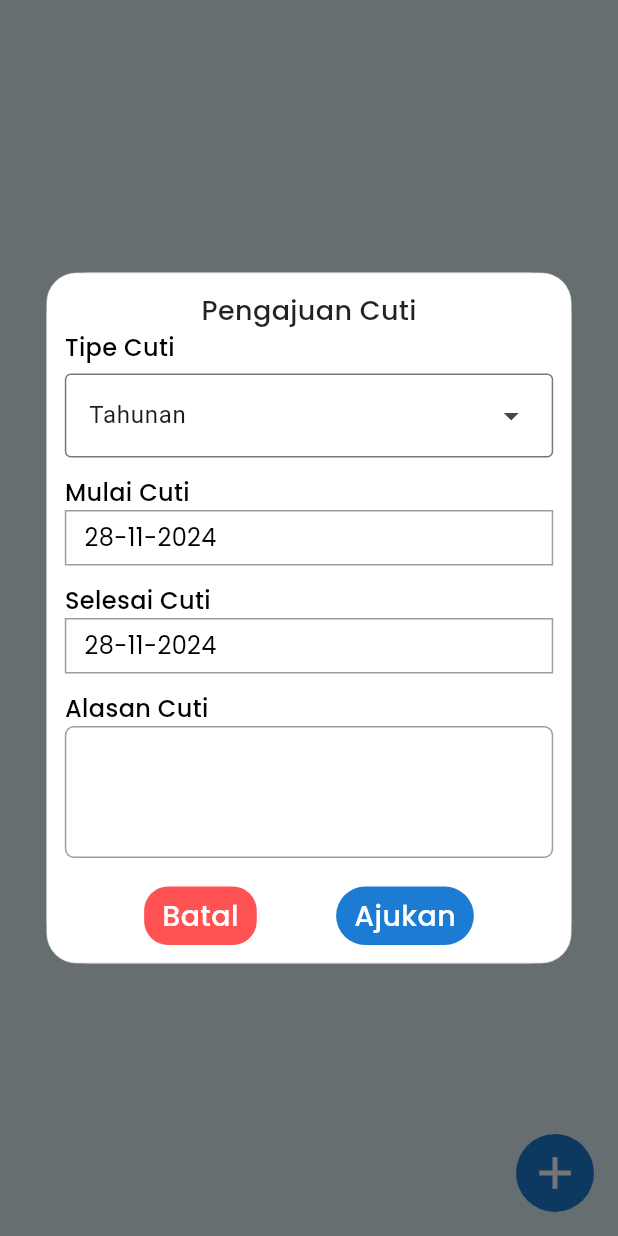
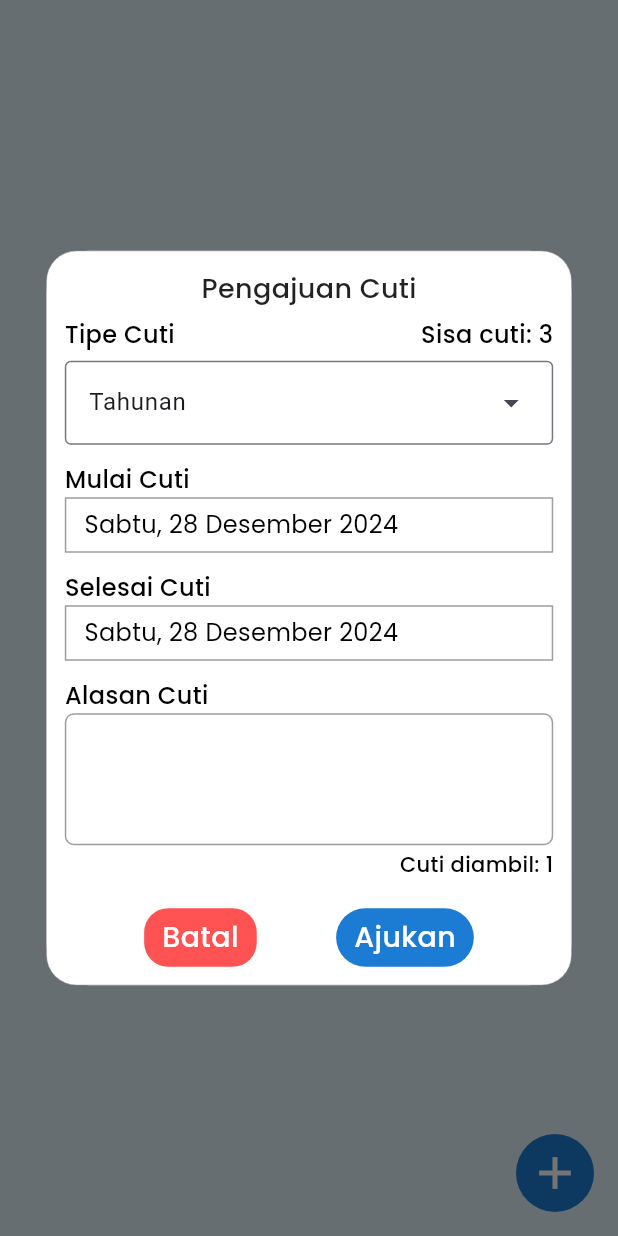
Before and after one commit to ilhmdhn/eportal, a Flutter app: the CutiPage screen opened by its route, after a tap on the "add" icon, on a phone screen of 412 x 824 dp. Run offline on Flutter 3.47's test engine with Material 3 defaults, Android fonts, the phone set to English and light mode, and no system bars; our stand-ins replace animated_text_kit, auto_size_text, cached_network_image, camera, carousel_slider, dropdown_search and 17 more; missing offline and left inert: calendar_slider, dart_jsonwebtoken; accounts and stored records are empty; network calls fail.

Commit message:
post cuti

```diff
--- a/lib/page/cuti/add_cuti_dialog.dart
+++ b/lib/page/cuti/add_cuti_dialog.dart
@@ -2,6 +2,7 @@ import 'package:eportal/assets/color/custom_color.dart';
 import 'package:eportal/style/custom_container.dart';
 import 'package:eportal/style/custom_date_picker.dart';
 import 'package:eportal/style/custom_font.dart';
+import 'package:eportal/util/converter.dart';
 import 'package:eportal/util/navigation_service.dart';
 import 'package:eportal/util/screen.dart';
 import 'package:flutter/material.dart';
@@ -9,18 +10,46 @@ import 'package:intl/intl.dart';
 
 class CutiDialog {
   static void showAddCUtiDialog(BuildContext ctx, int cutiRemaining) {
-    String date = DateFormat('dd-MM-yyyy').format(DateTime.now());
+
+    DateTime startDateTemp = DateTime.now().add(const Duration(days: 30));
+    DateTime startDate = DateTime(startDateTemp.year, startDateTemp.month, startDateTemp.day);
+    DateTime endDate = DateTime.now().add(const Duration(days: 30));
+    int pickedCount = 1;
     const List<String> listCutiType = <String>['Tahunan'];
+
+    int calculateDaysBetween(String startDate, String endDate) {
+
+      DateTime start = DateTime.parse(startDate);
+      DateTime end = DateTime.parse(endDate);
+      int difference = (end.difference(start).inDays)+1;
+
+      return difference;
+    }
+
+    DateTime limitToEndOfYear(DateTime startDate, int daysToAdd) {
+      DateTime endOfYear = DateTime(startDate.year, 12, 31);
+
+      DateTime newDate = startDate.add(Duration(days: daysToAdd - 1));
+
+      if (newDate.isAfter(endOfYear)) {
+        return endOfYear;
+      }
+
+      return newDate;
+    }
+
     showDialog(
         context: ctx,
         builder: (BuildContext ctxDialog) {
-          return AlertDialog(
-            iconPadding: EdgeInsets.all(0),
-            insetPadding: EdgeInsets.all(0),
-            titlePadding: EdgeInsets.all(0),
-            buttonPadding: EdgeInsets.all(0),
-            actionsPadding: EdgeInsets.all(0),
-            contentPadding: EdgeInsets.all(0),
+          return StatefulBuilder(
+            builder: (BuildContext ctxStateful, StateSetter setState){
+              return AlertDialog(
+            iconPadding: const EdgeInsets.all(0),
+            insetPadding: const EdgeInsets.all(0),
+            titlePadding: const EdgeInsets.all(0),
+            buttonPadding: const EdgeInsets.all(0),
+            actionsPadding: const EdgeInsets.all(0),
+            contentPadding: const EdgeInsets.all(0),
             content: Container(
               padding: const EdgeInsets.symmetric(vertical: 12, horizontal: 12),
               width: ScreenSize.setWidthPercent(ctx, 85),
@@ -37,12 +66,25 @@ class CutiDialog {
                       child: Text(
                         'Pengajuan Cuti',
                         style: CustomFont.headingTigaSemiBold(),
-                      )),
-                  Text(
-                    'Tipe Cuti',
-                    style: CustomFont.headingEmpatSemiBold(),
+                      )
                   ),
-                  SizedBox(
+                  const SizedBox(
+                    height: 6,
+                  ),
+                  Row(
+                    mainAxisAlignment: MainAxisAlignment.spaceBetween,
+                    children: [
+                      Text(
+                        'Tipe Cuti',
+                        style: CustomFont.headingEmpatSemiBold(),
+                      ),
+                      Text(
+                        'Sisa cuti: $cutiRemaining',
+                        style: CustomFont.headingEmpatSemiBold(),
+                      ),
+                    ],
+                  ),
+                  const SizedBox(
                     height: 6,
                   ),
                   DropdownMenu<String>(
@@ -53,11 +95,8 @@ class CutiDialog {
                       return DropdownMenuEntry<String>(
                           value: value, label: value);
                     }).toList(),
-                    // inputDecorationTheme: InputDecorationTheme(
-                    //   contentPadding: EdgeInsets.all(12)
-                    // ),
                   ),
-                  SizedBox(
+                  const SizedBox(
                     height: 12,
                   ),
                   Text(
@@ -66,24 +105,26 @@ class CutiDialog {
                   ),
                   InkWell(
                     onTap: ()async{
-                      DateTime today = DateTime.now();
-                      DateTime oneYearFromNow = today.add(const Duration(days: 365));
                       final selectedDate = await showDatePicker(
                         builder: (BuildContext context, Widget? child) {
                           return CustomDatePicker.primary(child!);
                       },
                         context: ctx,
-                        initialDate: today,
-                        firstDate: today,
-                        lastDate: oneYearFromNow,
+                        initialDate: startDate,
+                        firstDate: DateTime.now().subtract(const Duration(days: 30)),
+                        lastDate: DateTime.now().add(const Duration(days: 365)),
                       );
 
                       if (selectedDate != null) {
-                        date = 'aaa';
+                        setState((){
+                          startDate = selectedDate;
+                          endDate = selectedDate;
+                          pickedCount = calculateDaysBetween(startDate.toString(), endDate.toString());
+                        });
                       }
                     },
                     child: Container(
-                      padding: EdgeInsets.symmetric(vertical: 6, horizontal: 12),
+                      padding: const EdgeInsets.symmetric(vertical: 6, horizontal: 12),
                       width: double.infinity,
                       decoration: BoxDecoration(
                         border: Border.all(
@@ -91,9 +132,9 @@ class CutiDialog {
                           color: Colors.grey
                         )
                       ),
-                      child: Text(date, style: CustomFont.headingEmpat(),)),
+                      child: Text(CustomConverter.dateToDay(DateFormat('yyyy-MM-dd').format(startDate)), style: CustomFont.headingEmpat(),)),
                   ),
-                  SizedBox(
+                  const SizedBox(
                     height: 12,
                   ),
                   Text(
@@ -102,39 +143,39 @@ class CutiDialog {
                   ),
                   InkWell(
                     onTap: () async {
-                      DateTime today = DateTime.now();
-                      DateTime oneYearFromNow =
-                          today.add(const Duration(days: 365));
                       final selectedDate = await showDatePicker(
                         builder: (BuildContext context, Widget? child) {
                           return CustomDatePicker.primary(child!);
                         },
                         context: ctx,
-                        initialDate: today,
-                        firstDate: today,
-                        lastDate: oneYearFromNow,
+                        initialDate: startDate,
+                        firstDate: startDate,
+                        lastDate: limitToEndOfYear(startDate, cutiRemaining),
                       );
 
                       if (selectedDate != null) {
-                        date = 'aaa';
+                        setState((){
+                          endDate = selectedDate;
+                          pickedCount = calculateDaysBetween(startDate.toString(), endDate.toString());
+                        });
                       }
                     },
                     child: Container(
-                        padding:
-                            EdgeInsets.symmetric(vertical: 6, horizontal: 12),
+                        padding: const EdgeInsets.symmetric(vertical: 6, horizontal: 12),
                         width: double.infinity,
                         decoration: BoxDecoration(
                             border: Border.all(width: 1, color: Colors.grey)),
                         child: Text(
-                          date,
+                          CustomConverter.dateToDay(
+                                  DateFormat('yyyy-MM-dd').format(endDate)),
                           style: CustomFont.headingEmpat(),
                         )),
                   ),
 
-                  SizedBox(
+                  const SizedBox(
                     height: 12,
                   ),
-Text(
+                  Text(
                     'Alasan Cuti',
                     style: CustomFont.headingEmpatSemiBold(),
                   ),
@@ -156,9 +197,17 @@ Text(
                               vertical: 8, horizontal: 12))
                   ),
 
-                  SizedBox(
+                  const SizedBox(
+                    height: 3,
+                  ),
+
+                  Align(
+                    alignment: Alignment.centerRight,
+                    child: Text('Cuti diambil: $pickedCount', style: CustomFont.headingLimaSemiBold(),)),
+                  const SizedBox(
                     height: 19,
                   ),
+
                   Row(
                     mainAxisAlignment: MainAxisAlignment.spaceEvenly,
                     children: [
@@ -167,8 +216,7 @@ Text(
                           NavigationService.back();
                         },
                         child: Container(
-                          padding:
-                              EdgeInsets.symmetric(horizontal: 12, vertical: 6),
+                          padding: const EdgeInsets.symmetric(horizontal: 12, vertical: 6),
                           decoration: CustomContainer.buttonCancel(),
                           child: Text(
                             'Batal',
@@ -181,8 +229,7 @@ Text(
                           NavigationService.back();
                         },
                         child: Container(
-                          padding:
-                              EdgeInsets.symmetric(horizontal: 12, vertical: 6),
+                          padding: const EdgeInsets.symmetric(horizontal: 12, vertical: 6),
                           decoration: CustomContainer.buttonPrimary(),
                           child: Text(
                             'Ajukan',
@@ -195,6 +242,8 @@ Text(
                 ],
               ),
             ),
+            );
+            },
           );
         });
   }
--- a/lib/page/cuti/cuti_page.dart
+++ b/lib/page/cuti/cuti_page.dart
@@ -22,23 +22,7 @@ class CutiPage extends StatefulWidget {
 }
 
 class _CutiPageState extends State<CutiPage> {
-  final List<String> _months = [
-    'January',
-    'February',
-    'March',
-    'April',
-    'May',
-    'June',
-    'July',
-    'August',
-    'September',
-    'October',
-    'November',
-    'December',
-  ];
 
-  final int _startYear = 2000;
-  final int _endYear = 2050;
   late List<String> _monthYearList;
 
   late PageController _pageController;
@@ -47,27 +31,10 @@ class _CutiPageState extends State<CutiPage> {
   AttendanceListResponse? attendanceListResponse;
 
   @override
-  void initState() async{
+  void initState(){
     super.initState();
-    EasyLoading.show();
-    attendanceListResponse = await NetworkRequest.getAttendance('11-2024');
-    EasyLoading.dismiss();
-    _monthYearList = _generateMonthYearList();
-    _pageController = PageController(
-      initialPage: _currentIndex,
-      viewportFraction: 0.4, // Item tengah lebih besar, sisi lebih kecil
-    );
   }
 
-  List<String> _generateMonthYearList() {
-    List<String> monthYearList = [];
-    for (int year = _startYear; year <= _endYear; year++) {
-      for (String month in _months) {
-        monthYearList.add("$month $year");
-      }
-    }
-    return monthYearList;
-  }
 
     @override
   void dispose() {
--- a/lib/page/gps_attendance/gps_attendance_page.dart
+++ b/lib/page/gps_attendance/gps_attendance_page.dart
@@ -76,14 +76,13 @@ class _GpsAttendancePageState extends State<GpsAttendancePage> {
                         height: 56,
                         width: 56,
                         child: CircularProgressIndicator(
-                            color: CustomColor.primary(),
-                          ),
+                          color: CustomColor.primary(),
+                        ),
                       ),
                     ),
                   )
                   : Stack(
                     children: [
-
                       Positioned(
                         top: 0,
                         right: 0,
```
Also changed, not shown: lib/page/attendance/attendance_page.dart (+2 -5 lines).
